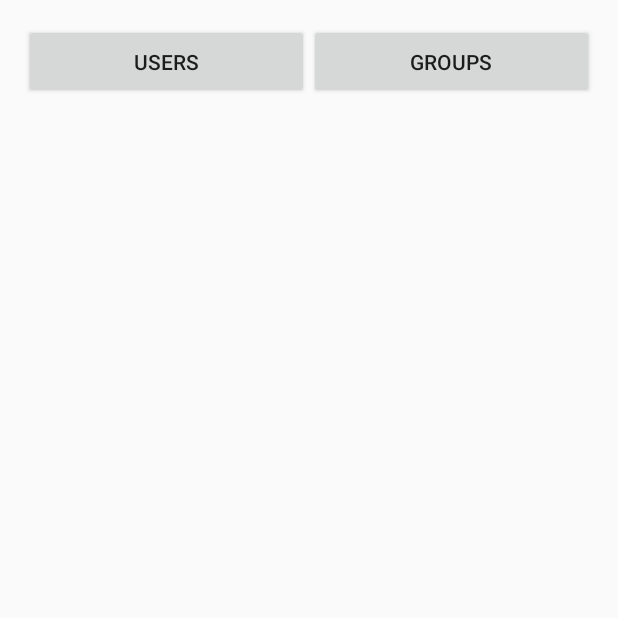
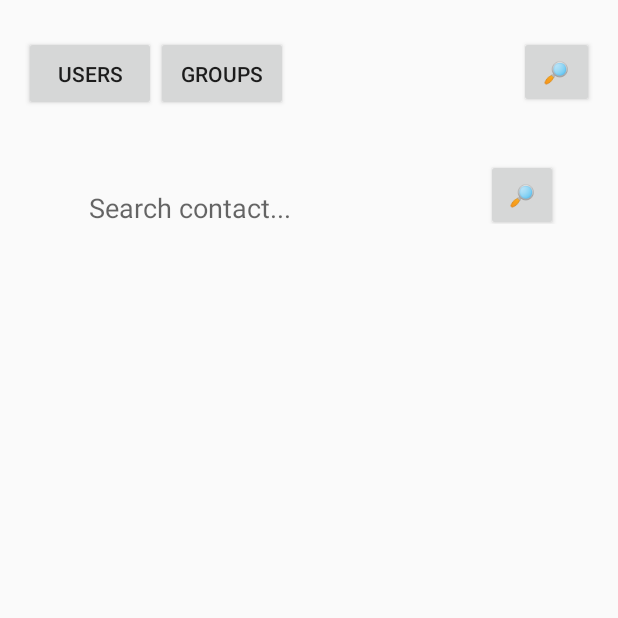
Before and after one commit to mverleg/brocast, an Android app: the SignedInActivity screen opened directly, with no data from a screen before it, on a phone screen of 412 x 824 dp, the top half of it. Run offline under Robolectric (Android 15) with nearby library versions, the phone set to English and light mode, and no system bars; our stand-ins replace Firebase (no records; nobody signed in at launch, a user with empty details on screens opened directly); libraries missing offline, so code that uses them is left out: org.jetbrains.anko.

Commit message:
Search buttons

```diff
--- a/signup/build.gradle
+++ b/signup/build.gradle
@@ -32,6 +32,8 @@ dependencies {
     testImplementation 'junit:junit:4.12'
 //    androidTestImplementation 'com.android.support.test:runner:1.0.1'
 //    androidTestImplementation 'com.android.support.test.espresso:espresso-core:3.0.1'
+    implementation 'com.firebaseui:firebase-ui-auth:3.3.1'
+    implementation 'org.jetbrains.anko:anko:0.10.4'
 }
 
 apply plugin: 'com.google.gms.google-services'
--- a/signup/src/main/res/layout/activity_signed_in.xml
+++ b/signup/src/main/res/layout/activity_signed_in.xml
@@ -16,7 +16,16 @@
             android:layout_height="wrap_content"
             app:layout_constraintEnd_toEndOf="parent"
             app:layout_constraintStart_toStartOf="parent"
-        tools:layout_editor_absoluteY="16dp" />
+            app:layout_constraintTop_toTopOf="parent" android:layout_marginTop="8dp"/>
+
+    <include
+            android:id="@+id/search_users"
+            layout="@layout/fragment_search_contact"
+            android:layout_width="0dp"
+            android:layout_height="83dp"
+            app:layout_constraintEnd_toEndOf="parent"
+            app:layout_constraintStart_toStartOf="parent"
+            android:layout_marginTop="8dp" app:layout_constraintTop_toBottomOf="@+id/titlebar"/>
 
     <ProgressBar
         android:id="@+id/progress_load_users"
@@ -35,15 +44,13 @@
     <ListView
             android:id="@+id/user_list_view"
             android:layout_width="wrap_content"
-        android:layout_height="0dp"
+            android:layout_height="278dp"
             android:layout_marginStart="8dp"
-        android:layout_marginTop="8dp"
             app:layout_constraintBottom_toBottomOf="parent"
             app:layout_constraintEnd_toEndOf="parent"
             app:layout_constraintHorizontal_bias="1.0"
             app:layout_constraintStart_toStartOf="parent"
-        app:layout_constraintTop_toBottomOf="@+id/titlebar"
-        app:layout_constraintVertical_bias="1.0">
+            android:layout_marginTop="8dp" app:layout_constraintTop_toBottomOf="@+id/search_users">
 
     </ListView>
 
--- a/signup/src/main/res/layout/fragment_search_contact.xml
+++ b/signup/src/main/res/layout/fragment_search_contact.xml
@@ -1,13 +1,27 @@
 <?xml version="1.0" encoding="utf-8"?>
-<FrameLayout xmlns:android="http://schemas.android.com/apk/res/android"
-             xmlns:tools="http://schemas.android.com/tools"
-             android:layout_width="match_parent"
-             android:layout_height="match_parent"
-             tools:context=".SearchContactFragment">
+<android.support.constraint.ConstraintLayout xmlns:android="http://schemas.android.com/apk/res/android"
+    xmlns:app="http://schemas.android.com/apk/res-auto"
+    xmlns:tools="http://schemas.android.com/tools"
+    android:id="@+id/relativeLayout"
+    android:layout_width="match_parent"
+    android:layout_height="match_parent"
+    android:padding="16dp"
+    tools:context=".SignedInActivity">
+
     <EditText
-            android:layout_width="match_parent"
-            android:layout_height="wrap_content"
+            android:layout_width="245dp"
+            android:layout_height="50dp"
             android:inputType="textPersonName"
             android:ems="10"
-            android:id="@+id/editText2" android:hint="Search contact..."/>
-</FrameLayout>
+            android:id="@+id/inp_search_users" android:hint="Search contact..."
+            app:layout_constraintStart_toStartOf="parent"
+            android:layout_marginStart="8dp" app:layout_constraintEnd_toStartOf="@+id/btn_search_users"
+            android:layout_marginEnd="8dp" app:layout_constraintTop_toTopOf="@+id/btn_search_users" android:layout_marginTop="8dp"/>
+    <Button
+            android:text="🔎"
+            android:layout_width="48dp"
+            android:layout_height="wrap_content" android:id="@+id/btn_search_users" tools:text="🔎"
+            app:layout_constraintEnd_toEndOf="parent" android:layout_marginEnd="8dp" app:layout_constraintTop_toTopOf="parent"
+            android:layout_marginTop="8dp"/>
+
+</android.support.constraint.ConstraintLayout>
--- a/signup/src/main/res/layout/signed_in_titlebar.xml
+++ b/signup/src/main/res/layout/signed_in_titlebar.xml
@@ -21,10 +21,15 @@
             android:layout_width="0dp"
             android:layout_height="50dp"
             android:text="Groups"
-        app:layout_constraintEnd_toEndOf="parent"
             app:layout_constraintHorizontal_bias="0.5"
             app:layout_constraintStart_toEndOf="@+id/btn_users"
-        app:layout_constraintTop_toTopOf="@+id/btn_users" />
-
+            app:layout_constraintTop_toTopOf="@+id/btn_users" app:layout_constraintEnd_toStartOf="@+id/btn_search_users"
+            android:layout_marginEnd="8dp"/>
+    <Button
+            android:text="🔎"
+            android:layout_width="50dp"
+            android:layout_height="wrap_content" android:id="@+id/btn_toggle_search" tools:text="🔎"
+            app:layout_constraintEnd_toEndOf="parent" app:layout_constraintTop_toTopOf="parent"
+    />
 
 </android.support.constraint.ConstraintLayout>
```
Lines whose indentation alone changed are shown as unchanged.
